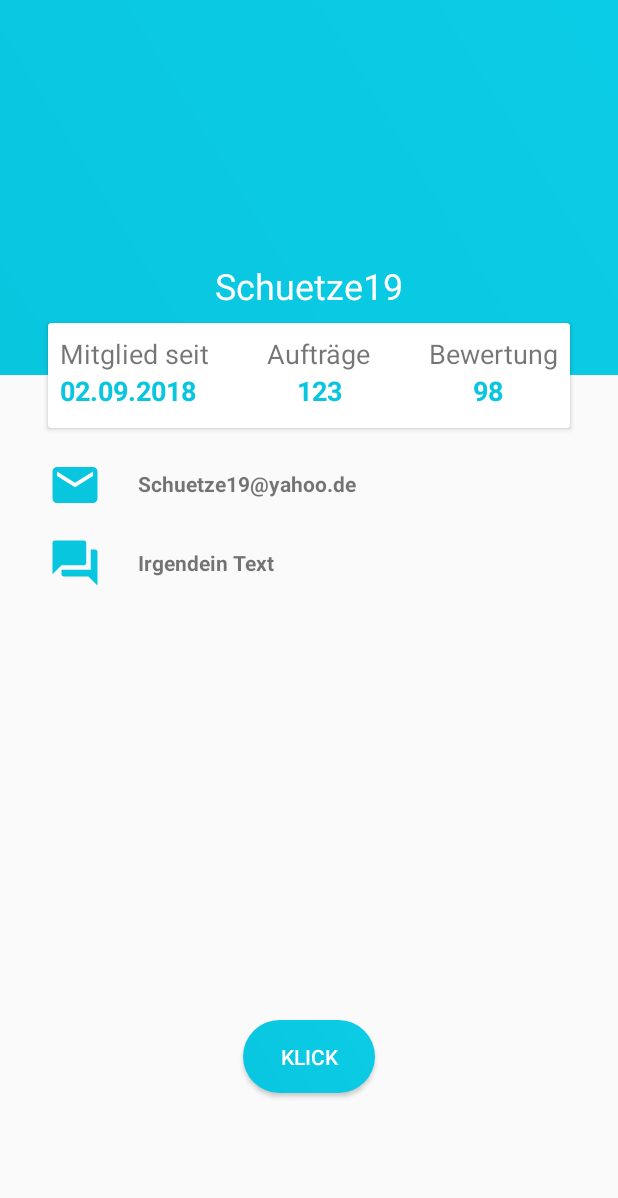
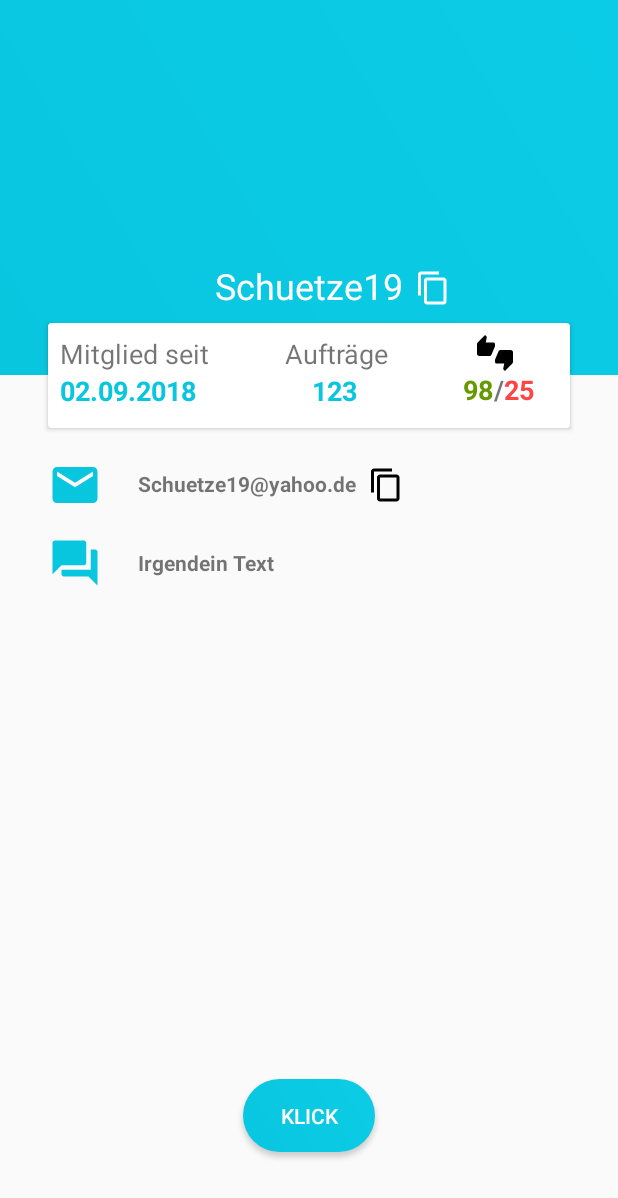
Before and after one commit to Schuetze19/SelfmadeMoney, an Android app: the screen it shows after launch (ProfilActivity), on a phone screen of 412 x 824 dp. Shown: the top 1198 px of the screen. Run offline under Robolectric (Android 15) with nearby library versions, the phone set to English and light mode, and no system bars; our stand-ins replace CircleImageView, Picasso; libraries missing offline, so code that uses them is left out: jp.wasabeef.picasso; 1 statement that could not run was skipped.

Commit message:
Profil leicht angepasst. ClipboardUtils hinzugefügt, damit das kopieren in die Zwischenablage vereinfacht wird.

```diff
--- a/app/src/main/java/com/example/dennis/selfmademoney/ProfilActivity.java
+++ b/app/src/main/java/com/example/dennis/selfmademoney/ProfilActivity.java
@@ -1,12 +1,19 @@
 package com.example.dennis.selfmademoney;
 
+import android.content.ClipData;
+import android.content.ClipboardManager;
+import android.content.Context;
 import android.os.Bundle;
 import android.support.annotation.Nullable;
 import android.support.v7.app.AppCompatActivity;
+import android.view.View;
+import android.widget.ImageView;
 import android.widget.TextView;
+import android.widget.Toast;
 
 import com.example.dennis.selfmademoney.dao.UserDao;
 import com.example.dennis.selfmademoney.model.User;
+import com.example.dennis.selfmademoney.util.ClipboardUtil;
 import com.squareup.picasso.Picasso;
 
 import de.hdodenhof.circleimageview.CircleImageView;
@@ -16,6 +23,7 @@ public class ProfilActivity extends AppCompatActivity {
 
     private CircleImageView profilBild;
     private TextView txtUsername, txtEmail, txtMitgliedSeit;
+    private ImageView emailToClip, usernameToClip;
 
     @Override
     protected void onCreate(@Nullable Bundle savedInstanceState) {
@@ -26,11 +34,28 @@ public class ProfilActivity extends AppCompatActivity {
         txtUsername = (TextView) findViewById(R.id.txtUsername);
         txtMitgliedSeit = (TextView) findViewById(R.id.txtMitgliedSeit);
         txtEmail = (TextView) findViewById(R.id.txtEmail);
+        emailToClip = (ImageView) findViewById(R.id.emailToClip);
+        usernameToClip = (ImageView) findViewById(R.id.usernameToClip);
 
-        User user = new UserDao().findById(1);
+        final User user = new UserDao().findById(1);
         txtUsername.setText(user.getUsername());
         txtMitgliedSeit.setText(user.getMitgliedSeit());
         txtEmail.setText(user.getEmail());
+        emailToClip.setOnClickListener(new View.OnClickListener() {
+            @Override
+            public void onClick(View view) {
+                ClipboardUtil.copyToClipboard(ProfilActivity.this,"email",user.getEmail());
+                Toast.makeText(ProfilActivity.this,user.getEmail()+" kopiert",Toast.LENGTH_SHORT).show();
+            }
+        });
+
+        usernameToClip.setOnClickListener(new View.OnClickListener() {
+            @Override
+            public void onClick(View view) {
+                ClipboardUtil.copyToClipboard(ProfilActivity.this,"username",user.getUsername());
+                Toast.makeText(ProfilActivity.this,user.getUsername()+" kopiert",Toast.LENGTH_SHORT).show();
+            }
+        });
 
         Picasso.get()
                 .load(R.drawable.ic_portrait_white_48dp)
--- /dev/null
+++ b/app/src/main/java/com/example/dennis/selfmademoney/util/ClipboardUtil.java
@@ -0,0 +1,16 @@
+package com.example.dennis.selfmademoney.util;
+
+import android.app.Activity;
+import android.content.ClipData;
+import android.content.ClipboardManager;
+import android.content.Context;
+
+public class ClipboardUtil {
+
+    public static void copyToClipboard(Activity activity, String key, String text){
+        ClipboardManager clipboard = (ClipboardManager) activity.getSystemService(Context.CLIPBOARD_SERVICE);
+        ClipData clip = ClipData.newPlainText(key, text);
+        clipboard.setPrimaryClip(clip);
+    }
+
+}
--- /dev/null
+++ b/app/src/main/res/drawable/ic_content_copy_black_36dp.xml
@@ -0,0 +1,4 @@
+<vector android:height="36dp" android:viewportHeight="24.0"
+    android:viewportWidth="24.0" android:width="36dp" xmlns:android="http://schemas.android.com/apk/res/android">
+    <path android:fillColor="#FF000000" android:pathData="M16,1L4,1c-1.1,0 -2,0.9 -2,2v14h2L4,3h12L16,1zM19,5L8,5c-1.1,0 -2,0.9 -2,2v14c0,1.1 0.9,2 2,2h11c1.1,0 2,-0.9 2,-2L21,7c0,-1.1 -0.9,-2 -2,-2zM19,21L8,21L8,7h11v14z"/>
+</vector>
--- /dev/null
+++ b/app/src/main/res/drawable/ic_thumbs_up_down_black_24dp.xml
@@ -0,0 +1,9 @@
+<vector xmlns:android="http://schemas.android.com/apk/res/android"
+        android:width="24dp"
+        android:height="24dp"
+        android:viewportWidth="24.0"
+        android:viewportHeight="24.0">
+    <path
+        android:fillColor="#FF000000"
+        android:pathData="M12,6c0,-0.55 -0.45,-1 -1,-1L5.82,5l0.66,-3.18 0.02,-0.23c0,-0.31 -0.13,-0.59 -0.33,-0.8L5.38,0 0.44,4.94C0.17,5.21 0,5.59 0,6v6.5c0,0.83 0.67,1.5 1.5,1.5h6.75c0.62,0 1.15,-0.38 1.38,-0.91l2.26,-5.29c0.07,-0.17 0.11,-0.36 0.11,-0.55L12,6zM22.5,10h-6.75c-0.62,0 -1.15,0.38 -1.38,0.91l-2.26,5.29c-0.07,0.17 -0.11,0.36 -0.11,0.55L12,18c0,0.55 0.45,1 1,1h5.18l-0.66,3.18 -0.02,0.24c0,0.31 0.13,0.59 0.33,0.8l0.79,0.78 4.94,-4.94c0.27,-0.27 0.44,-0.65 0.44,-1.06v-6.5c0,-0.83 -0.67,-1.5 -1.5,-1.5z"/>
+</vector>
--- a/app/src/main/res/layout/activity_profil.xml
+++ b/app/src/main/res/layout/activity_profil.xml
@@ -52,12 +52,11 @@
                 android:id="@+id/textView6"
                 android:layout_width="wrap_content"
                 android:layout_height="wrap_content"
-                android:layout_marginEnd="16dp"
-                android:layout_marginStart="16dp"
+                android:layout_marginEnd="8dp"
                 android:layout_marginTop="8dp"
                 android:text="Aufträge"
                 android:textSize="18sp"
-                app:layout_constraintEnd_toStartOf="@+id/textView8"
+                app:layout_constraintEnd_toStartOf="@+id/imageView2"
                 app:layout_constraintStart_toEndOf="@+id/textView2"
                 app:layout_constraintTop_toTopOf="parent" />
 
@@ -65,38 +64,59 @@
                 android:id="@+id/txtAuftraege"
                 android:layout_width="wrap_content"
                 android:layout_height="wrap_content"
-                android:layout_marginEnd="8dp"
                 android:layout_marginStart="8dp"
                 android:text="123"
                 android:textColor="@color/profilStartBlue"
                 android:textSize="18sp"
                 android:textStyle="bold"
-                app:layout_constraintEnd_toStartOf="@+id/textView8"
+                app:layout_constraintEnd_toStartOf="@+id/txtBewertung"
+                app:layout_constraintHorizontal_bias="0.46"
                 app:layout_constraintStart_toEndOf="@+id/textView2"
                 app:layout_constraintTop_toBottomOf="@+id/textView6" />
 
-            <TextView
-                android:id="@+id/textView8"
+            <ImageView
+                android:id="@+id/imageView2"
                 android:layout_width="wrap_content"
                 android:layout_height="wrap_content"
-                android:layout_marginEnd="8dp"
+                android:layout_marginEnd="38dp"
                 android:layout_marginTop="8dp"
-                android:text="Bewertung"
-                android:textSize="18sp"
                 app:layout_constraintEnd_toEndOf="parent"
-                app:layout_constraintTop_toTopOf="parent" />
+                app:layout_constraintTop_toTopOf="parent"
+                app:srcCompat="@drawable/ic_thumbs_up_down_black_24dp" />
 
             <TextView
                 android:id="@+id/txtBewertung"
                 android:layout_width="wrap_content"
                 android:layout_height="wrap_content"
-                android:layout_marginEnd="44dp"
                 android:text="98"
-                android:textColor="@color/profilStartBlue"
+                android:textColor="@android:color/holo_green_dark"
+                android:textSize="18sp"
+                android:textStyle="bold"
+                app:layout_constraintEnd_toStartOf="@+id/textView"
+                app:layout_constraintTop_toBottomOf="@+id/imageView2" />
+
+            <TextView
+                android:id="@+id/textView"
+                android:layout_width="wrap_content"
+                android:layout_height="wrap_content"
+                android:text="/"
+                android:textSize="18sp"
+                android:textStyle="bold"
+                app:layout_constraintEnd_toStartOf="@+id/textView3"
+                app:layout_constraintTop_toBottomOf="@+id/imageView2" />
+
+            <TextView
+                android:id="@+id/textView3"
+                android:layout_width="wrap_content"
+                android:layout_height="wrap_content"
+                android:layout_marginEnd="24dp"
+                android:text="25"
+                android:textColor="@android:color/holo_red_light"
                 android:textSize="18sp"
                 android:textStyle="bold"
                 app:layout_constraintEnd_toEndOf="parent"
-                app:layout_constraintTop_toBottomOf="@+id/textView8" />
+                app:layout_constraintTop_toBottomOf="@+id/imageView2" />
+
         </android.support.constraint.ConstraintLayout>
 
     </android.support.v7.widget.CardView>
@@ -139,6 +159,18 @@
             app:layout_constraintEnd_toEndOf="parent"
             app:layout_constraintStart_toStartOf="parent"
             app:layout_constraintTop_toBottomOf="@+id/profilBild" />
+
+        <ImageView
+            android:id="@+id/usernameToClip"
+            android:layout_width="24dp"
+            android:layout_height="24dp"
+            android:layout_marginStart="8dp"
+            android:layout_marginTop="14dp"
+            android:focusableInTouchMode="false"
+            android:tint="@android:color/white"
+            app:layout_constraintStart_toEndOf="@+id/txtUsername"
+            app:layout_constraintTop_toBottomOf="@+id/profilBild"
+            app:srcCompat="@drawable/ic_content_copy_black_36dp" />
 
     </android.support.constraint.ConstraintLayout>
 
@@ -201,6 +233,16 @@
         app:layout_constraintEnd_toEndOf="parent"
         app:layout_constraintStart_toStartOf="parent"
         app:layout_constraintTop_toBottomOf="@+id/textView11"
-        app:layout_constraintVertical_bias="0.746" />
+        app:layout_constraintVertical_bias="0.85" />
+
+    <ImageView
+        android:id="@+id/emailToClip"
+        android:layout_width="24dp"
+        android:layout_height="24dp"
+        android:layout_marginStart="8dp"
+        android:layout_marginTop="26dp"
+        app:layout_constraintStart_toEndOf="@+id/txtEmail"
+        app:layout_constraintTop_toBottomOf="@+id/cardView"
+        app:srcCompat="@drawable/ic_content_copy_black_36dp" />
 
 </android.support.constraint.ConstraintLayout>
```
